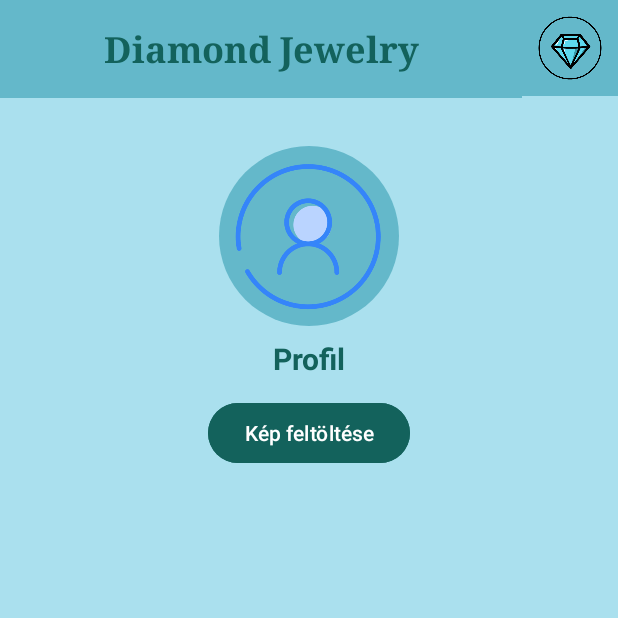
After one commit to rkriszti/JewelryShop, an Android app: the ProfilActivity screen opened directly, with no data from a screen before it, on a phone screen of 412 x 824 dp, the top half of it. The commit adds this screen. Run offline under Robolectric (Android 15) with nearby library versions, the phone set to English and light mode, and no system bars; our stand-ins replace Firebase (no records; nobody signed in at launch, a user with empty details on screens opened directly), Room's generated code.

Commit message:
profilkep

```diff
--- a/app/src/main/AndroidManifest.xml
+++ b/app/src/main/AndroidManifest.xml
@@ -1,6 +1,10 @@
 <?xml version="1.0" encoding="utf-8"?>
 <manifest xmlns:android="http://schemas.android.com/apk/res/android"
     xmlns:tools="http://schemas.android.com/tools">
+
+    <uses-permission android:name="android.permission.READ_EXTERNAL_STORAGE" />
+    <uses-permission android:name="android.permission.READ_MEDIA_IMAGES" />
+
 
     <application
         android:allowBackup="true"
@@ -26,6 +30,8 @@
         <activity android:name=".RegisterActivity" android:exported="true"/>
         <activity android:name=".ShopActivity" android:exported="true"
             tools:ignore="Instantiatable" />
+        <activity android:name=".ProfilActivity" />
+
 
     </application>
 
--- /dev/null
+++ b/app/src/main/java/com/example/jewelryshop/ProfilActivity.java
@@ -0,0 +1,208 @@
+package com.example.jewelryshop;
+
+import android.Manifest;
+import android.content.Intent;
+import android.content.SharedPreferences;
+import android.content.pm.PackageManager;
+import android.net.Uri;
+import android.os.Build;
+import android.os.Bundle;
+import android.util.Log;
+import android.widget.Button;
+import android.widget.ImageView;
+import android.widget.Toast;
+
+import androidx.activity.result.ActivityResultLauncher;
+import androidx.activity.result.contract.ActivityResultContracts;
+import androidx.annotation.NonNull;
+import androidx.appcompat.app.AppCompatActivity;
+import androidx.appcompat.widget.Toolbar;
+import androidx.core.content.ContextCompat;
+import androidx.drawerlayout.widget.DrawerLayout;
+import androidx.lifecycle.ViewModelProvider;
+
+import com.bumptech.glide.Glide;
+import com.google.android.material.navigation.NavigationView;
+import com.google.firebase.auth.FirebaseAuth;
+
+public class ProfilActivity extends AppCompatActivity {
+
+    private static final String TAG = "ProfilActivity";
+
+    private static final int REQUEST_CODE_READ_EXTERNAL_STORAGE = 1001;
+
+    private ImageView profileImageView;
+    private Button buttonSelectImage;
+    private ProfilVM profilViewModel;
+
+    private ActivityResultLauncher<String> pickImageLauncher;
+    private ActivityResultLauncher<String> requestPermissionLauncher;  // <<< ide kell az inicializálás
+
+    private DrawerLayout drawerLayout;
+    private ImageView menuIcon;
+
+    @Override
+    protected void onCreate(Bundle savedInstanceState) {
+        super.onCreate(savedInstanceState);
+        Log.d(TAG, "onCreate: Activity létrejött");
+        setContentView(R.layout.activity_profil);
+
+        Toolbar toolbar = findViewById(R.id.toolbar);
+        setSupportActionBar(toolbar);
+
+        profileImageView = findViewById(R.id.profileImageView);
+        buttonSelectImage = findViewById(R.id.buttonSelectImage);
+
+        drawerLayout = findViewById(R.id.drawer_layout);
+        menuIcon = findViewById(R.id.menu);
+
+        profilViewModel = new ViewModelProvider(this).get(ProfilVM.class);
+
+        Log.d(TAG, "onCreate: pickImageLauncher regisztrálása");
+        // Kép választó launcher
+        pickImageLauncher = registerForActivityResult(
+                new ActivityResultContracts.GetContent(),
+                uri -> {
+                    Log.d(TAG, "pickImageLauncher callback, uri: " + uri);
+                    if (uri != null) {
+                        Log.d(TAG, "pickImageLauncher: Uri nem null, kép betöltése");
+                        profilViewModel.loadProfil(uri.toString());
+
+                        Glide.with(this)
+                                .load(uri)
+                                .circleCrop()
+                                .placeholder(R.drawable.usericon)
+                                .into(profileImageView);
+
+                        SharedPreferences prefs = getSharedPreferences("user_prefs", MODE_PRIVATE);
+                        prefs.edit().putString("profile_image_uri", uri.toString()).apply();
+                    } else {
+                        Log.d(TAG, "pickImageLauncher: Uri null, nem választott képet");
+                    }
+                }
+        );
+
+        Log.d(TAG, "onCreate: requestPermissionLauncher regisztrálása");
+        // Engedélykérés launcher - EZ HIÁNYZOTT
+        requestPermissionLauncher = registerForActivityResult(
+                new ActivityResultContracts.RequestPermission(),
+                isGranted -> {
+                    Log.d(TAG, "requestPermissionLauncher callback, isGranted: " + isGranted);
+                    if (isGranted) {
+                        Toast.makeText(this, "Engedély megadva, most már választhatsz képet!", Toast.LENGTH_SHORT).show();
+                        Log.d(TAG, "Engedély megadva, indítom a pickImageLauncher-t");
+                        pickImageLauncher.launch("image/*");
+                    } else {
+                        Toast.makeText(this, "Engedély nélkül nem tudsz képet választani.", Toast.LENGTH_SHORT).show();
+                        Log.d(TAG, "Engedély megtagadva");
+                    }
+                }
+        );
+
+        menuIcon.setOnClickListener(v -> {
+            Log.d(TAG, "menuIcon kattintás: nyitom a drawer-t");
+            drawerLayout.openDrawer(findViewById(R.id.navigation_view));
+        });
+
+        NavigationView navigationView = findViewById(R.id.navigation_view);
+        navigationView.setNavigationItemSelectedListener(item -> {
+            Log.d(TAG, "navigationView elem kiválasztva, id: " + item.getItemId());
+            int id = item.getItemId();
+            if (id == R.id.menu_profile) {
+                Log.d(TAG, "Profil menü kiválasztva");
+                Intent intent = new Intent(ProfilActivity.this, ProfilActivity.class);
+                startActivity(intent);
+                drawerLayout.closeDrawers();
+                return true;
+            } else if (id == R.id.menu_logout) {
+                Log.d(TAG, "Kijelentkezés kiválasztva");
+                FirebaseAuth.getInstance().signOut();
+                Toast.makeText(ProfilActivity.this, "Sikeres kijelentkezés", Toast.LENGTH_SHORT).show();
+
+                Intent intent = new Intent(ProfilActivity.this, MainActivity.class);
+                intent.addFlags(Intent.FLAG_ACTIVITY_CLEAR_TOP | Intent.FLAG_ACTIVITY_NEW_TASK);
+                startActivity(intent);
+                finish();
+                return true;
+            } else if (id == R.id.menu_shop) {
+                Log.d(TAG, "Shop menü kiválasztva");
+                Intent intent = new Intent(ProfilActivity.this, ShopActivity.class);
+                startActivity(intent);
+                drawerLayout.closeDrawers();
+                return true;
+            }
+            return false;
+        });
+
+        profilViewModel.getProfilLiveData().observe(this, profil -> {
+            Log.d(TAG, "profilViewModel LiveData változás: " + profil);
+            if (profil != null && profil.getProfilKepUri() != null) {
+                Glide.with(this)
+                        .load(Uri.parse(profil.getProfilKepUri()))
+                        .circleCrop()
+                        .placeholder(R.drawable.usericon)
+                        .into(profileImageView);
+            }
+        });
+
+        SharedPreferences prefs = getSharedPreferences("user_prefs", MODE_PRIVATE);
+        String imageUriString = prefs.getString("profile_image_uri", null);
+
+        if (imageUriString != null) {
+            Log.d(TAG, "SharedPreferences-ből betöltött kép URI: " + imageUriString);
+            Uri imageUri = Uri.parse(imageUriString);
+            Glide.with(this)
+                    .load(imageUri)
+                    .circleCrop()
+                    .placeholder(R.drawable.usericon)
+                    .into(profileImageView);
+        } else {
+            Log.d(TAG, "Nincs elmentett kép URI, alapértelmezett ikon beállítása");
+            profileImageView.setImageResource(R.drawable.usericon);
+        }
+
+        buttonSelectImage.setOnClickListener(v -> {
+            Log.d(TAG, "buttonSelectImage kattintás");
+            if (hasStoragePermission()) {
+                Log.d(TAG, "Engedély már megvan, indítom a képválasztót");
+                pickImageLauncher.launch("image/*");
+            } else {
+                Log.d(TAG, "Nincs engedély, engedélykérés indítása");
+                requestPermissionLauncher.launch(
+                        Build.VERSION.SDK_INT >= Build.VERSION_CODES.TIRAMISU ?
+                                Manifest.permission.READ_MEDIA_IMAGES :
+                                Manifest.permission.READ_EXTERNAL_STORAGE);
+            }
+        });
+
+    }
+
+    private boolean hasStoragePermission() {
+        if (Build.VERSION.SDK_INT >= Build.VERSION_CODES.TIRAMISU) {
+            boolean granted = ContextCompat.checkSelfPermission(this, Manifest.permission.READ_MEDIA_IMAGES) == PackageManager.PERMISSION_GRANTED;
+            Log.d(TAG, "hasStoragePermission: READ_MEDIA_IMAGES engedély = " + granted);
+            return granted;
+        } else {
+            boolean granted = ContextCompat.checkSelfPermission(this, Manifest.permission.READ_EXTERNAL_STORAGE) == PackageManager.PERMISSION_GRANTED;
+            Log.d(TAG, "hasStoragePermission: READ_EXTERNAL_STORAGE engedély = " + granted);
+            return granted;
+        }
+    }
+
+    // Ezek már nem szükségesek az ActivityResultLauncher-rel, de bent hagyhatod, ha akarod
+    @Override
+    public void onRequestPermissionsResult(int requestCode, @NonNull String[] permissions, @NonNull int[] grantResults) {
+        Log.d(TAG, "onRequestPermissionsResult hívás, requestCode = " + requestCode);
+        super.onRequestPermissionsResult(requestCode, permissions, grantResults);
+        if (requestCode == REQUEST_CODE_READ_EXTERNAL_STORAGE) {
+            if (grantResults.length > 0 && grantResults[0] == PackageManager.PERMISSION_GRANTED) {
+                Log.d(TAG, "onRequestPermissionsResult: Engedély megadva");
+                Toast.makeText(this, "Engedély megadva, most már választhatsz képet!", Toast.LENGTH_SHORT).show();
+                pickImageLauncher.launch("image/*");
+            } else {
+                Log.d(TAG, "onRequestPermissionsResult: Engedély megtagadva");
+                Toast.makeText(this, "Engedély nélkül nem tudsz képet választani.", Toast.LENGTH_SHORT).show();
+            }
+        }
+    }
+}
--- /dev/null
+++ b/app/src/main/java/com/example/jewelryshop/ProfilDAO.java
@@ -0,0 +1,29 @@
+package com.example.jewelryshop;
+
+import androidx.lifecycle.LiveData;
+import androidx.room.Dao;
+import androidx.room.Insert;
+import androidx.room.OnConflictStrategy;
+import androidx.room.Query;
+import androidx.room.Update;
+
+@Dao
+public interface ProfilDAO {
+    @Query("SELECT * FROM profil LIMIT 1")
+    LiveData<Profil> getProfil();
+
+    @Query("SELECT * FROM profil LIMIT 1")
+    Profil getProfilSync();
+
+    @Insert(onConflict = OnConflictStrategy.REPLACE)
+    void insert(Profil profil);
+
+    @Update
+    void update(Profil profil);
+
+    @Query("SELECT * FROM profil WHERE email = :email LIMIT 1")
+    Profil getProfilByEmail(String email);
+
+    @Query("DELETE FROM profil WHERE email = :email")
+    void deleteProfilByEmail(String email);
+}
--- /dev/null
+++ b/app/src/main/java/com/example/jewelryshop/ProfilRD.java
@@ -0,0 +1,29 @@
+package com.example.jewelryshop;
+
+import android.content.Context;
+
+import androidx.room.Database;
+import androidx.room.Room;
+import androidx.room.RoomDatabase;
+
+@Database(entities = {Profil.class}, version = 1, exportSchema = false)
+public abstract class ProfilRD extends RoomDatabase {
+
+    private static volatile ProfilRD INSTANCE;
+
+    public abstract ProfilDAO profilDao();
+
+    public static ProfilRD getInstance(Context context) {
+        if (INSTANCE == null) {
+            synchronized (ProfilRD.class) {
+                if (INSTANCE == null) {
+                    INSTANCE = Room.databaseBuilder(context.getApplicationContext(),
+                                    ProfilRD.class, "profil_database")
+                            .fallbackToDestructiveMigration() // Egyszerű migráció helyett törli az adatot, ha változik az adatbázis szerkezete
+                            .build();
+                }
+            }
+        }
+        return INSTANCE;
+    }
+}
--- /dev/null
+++ b/app/src/main/java/com/example/jewelryshop/ProfilRep.java
@@ -0,0 +1,35 @@
+package com.example.jewelryshop;
+
+import android.content.Context;
+import android.os.AsyncTask;
+
+import androidx.lifecycle.LiveData;
+
+public class ProfilRep {
+
+    private ProfilDAO profilDao;
+    private LiveData<Profil> profilLiveData;
+
+    public ProfilRep(Context context) {
+        ProfilRD db = ProfilRD.getInstance(context);
+        profilDao = db.profilDao();
+        profilLiveData = profilDao.getProfil();  // Egy profil van tárolva
+    }
+
+    public LiveData<Profil> getProfil() {
+        return profilLiveData;
+    }
+
+    public void updateProfileImage(String uri) {
+        AsyncTask.execute(() -> {
+            Profil profil = profilDao.getProfilSync();
+            if (profil == null) {
+                profil = new Profil("user@example.com", "Név", uri);
+                profilDao.insert(profil);
+            } else {
+                profil.setProfilKepUri(uri);
+                profilDao.update(profil);
+            }
+        });
+    }
+}
--- /dev/null
+++ b/app/src/main/java/com/example/jewelryshop/ProfilVM.java
@@ -0,0 +1,50 @@
+package com.example.jewelryshop;
+
+import android.app.Application;
+
+import androidx.annotation.NonNull;
+import androidx.lifecycle.AndroidViewModel;
+import androidx.lifecycle.LiveData;
+import androidx.lifecycle.MutableLiveData;
+
+import java.util.concurrent.ExecutorService;
+import java.util.concurrent.Executors;
+
+public class ProfilVM extends AndroidViewModel {
+
+    private ProfilRep profilRepository;
+    private ProfilDAO profilDao;
+    private ProfilRD db;
+    private ExecutorService executorService;
+
+    // Csak egyszer deklaráljuk MutableLiveData-ként:
+    private final MutableLiveData<Profil> profilLiveData = new MutableLiveData<>();
+
+    public ProfilVM(@NonNull Application application) {
+        super(application);
+        db = ProfilRD.getInstance(application);
+        profilDao = db.profilDao();
+        profilRepository = new ProfilRep(application);
+        executorService = Executors.newSingleThreadExecutor();
+    }
+
+    // Csak a LiveData interfészt adjuk ki, így csak olvasható kívülről
+    public LiveData<Profil> getProfilLiveData() {
+        return profilLiveData;
+    }
+
+    public void loadProfil(String email) {
+        executorService.execute(() -> {
+            Profil profil = profilDao.getProfilByEmail(email);
+            profilLiveData.postValue(profil);  // postValue a MutableLiveData-n van, ok
+
+        });
+    }
+
+    public void saveProfil(Profil profil) {
+        executorService.execute(() -> {
+            profilDao.insert(profil);
+            profilLiveData.postValue(profil);
+        });
+    }
+}
--- /dev/null
+++ b/app/src/main/res/drawable/circle_background.xml
@@ -0,0 +1,5 @@
+<shape xmlns:android="http://schemas.android.com/apk/res/android"
+    android:shape="oval">
+    <solid android:color="#64B8CA"
+        />
+</shape>
--- /dev/null
+++ b/app/src/main/res/layout/activity_profil.xml
@@ -0,0 +1,101 @@
+<androidx.drawerlayout.widget.DrawerLayout xmlns:android="http://schemas.android.com/apk/res/android"
+    xmlns:app="http://schemas.android.com/apk/res-auto"
+    xmlns:tools="http://schemas.android.com/tools"
+    android:id="@+id/drawer_layout"
+    android:layout_width="match_parent"
+    android:layout_height="match_parent"
+    tools:context=".ShopActivity">
+
+    <!-- Fő tartalom -->
+    <androidx.constraintlayout.widget.ConstraintLayout
+        android:layout_width="match_parent"
+        android:layout_height="match_parent"
+        android:background="#AAE0EE">
+
+        <androidx.appcompat.widget.Toolbar
+            android:id="@+id/toolbar"
+            android:layout_width="match_parent"
+            android:layout_height="?attr/actionBarSize"
+            android:background="?attr/colorPrimary"
+            app:title="Shop"
+            app:titleTextColor="@android:color/white" />
+
+        <TextView
+            android:id="@+id/shopName"
+            android:layout_width="0dp"
+            android:layout_height="wrap_content"
+            android:background="#64B8CA"
+            android:fontFamily="serif"
+            android:gravity="center"
+            android:padding="16dp"
+            android:text="@string/boltneve"
+            android:textColor="#13625C"
+            android:textSize="24sp"
+            android:textStyle="bold"
+            app:layout_constraintEnd_toStartOf="@+id/menu"
+            app:layout_constraintStart_toStartOf="parent"
+            app:layout_constraintTop_toTopOf="parent" />
+
+        <ImageView
+            android:id="@+id/menu"
+            android:layout_width="64dp"
+            android:layout_height="64dp"
+            android:background="#64B8CA"
+            android:contentDescription="Menu Icon"
+            android:padding="8dp"
+            android:src="@drawable/diamondlogo"
+            app:layout_constraintEnd_toEndOf="parent"
+            app:layout_constraintStart_toEndOf="@id/shopName"
+            app:layout_constraintTop_toTopOf="parent" />
+
+        <!-- Profilkép -->
+        <ImageView
+            android:id="@+id/profileImageView"
+            android:layout_width="120dp"
+            android:layout_height="120dp"
+            android:layout_marginTop="32dp"
+            android:src="@drawable/usericon"
+            android:scaleType="centerCrop"
+            android:background="@drawable/circle_background"
+            android:contentDescription="Profilkép"
+            app:layout_constraintTop_toBottomOf="@+id/shopName"
+            app:layout_constraintStart_toStartOf="parent"
+            app:layout_constraintEnd_toEndOf="parent" />
+
+        <!-- „Profil” szöveg -->
+        <TextView
+            android:id="@+id/profileText"
+            android:layout_width="wrap_content"
+            android:layout_height="wrap_content"
+            android:text="Profil"
+            android:textColor="#13625C"
+            android:textStyle="bold"
+            android:textSize="20sp"
+            android:layout_marginTop="8dp"
+            app:layout_constraintTop_toBottomOf="@id/profileImageView"
+            app:layout_constraintStart_toStartOf="parent"
+            app:layout_constraintEnd_toEndOf="parent" />
+
+        <!-- Kép feltöltése gomb -->
+        <Button
+            android:id="@+id/buttonSelectImage"
+            android:layout_width="wrap_content"
+            android:layout_height="wrap_content"
+            android:text="Kép feltöltése"
+            android:textColor="#FFFFFF"
+            android:backgroundTint="#13625C"
+            android:layout_marginTop="12dp"
+            app:layout_constraintTop_toBottomOf="@id/profileText"
+            app:layout_constraintStart_toStartOf="parent"
+            app:layout_constraintEnd_toEndOf="parent" />
+    </androidx.constraintlayout.widget.ConstraintLayout>
+
+    <!-- Navigation drawer -->
+    <com.google.android.material.navigation.NavigationView
+        android:id="@+id/navigation_view"
+        android:layout_width="wrap_content"
+        android:layout_height="match_parent"
+        android:layout_gravity="start"
+        android:background="#64B8CA"
+        app:menu="@menu/drawer_menu" />
+</androidx.drawerlayout.widget.DrawerLayout>
--- a/app/src/main/res/menu/drawer_menu.xml
+++ b/app/src/main/res/menu/drawer_menu.xml
@@ -8,6 +8,10 @@
         android:title="Profil"
         android:icon="@drawable/diamondlogo" />
     <item
+        android:id="@+id/menu_shop"
+        android:title="Termékek"
+        android:icon="@drawable/diamondlogo" />
+    <item
         android:id="@+id/menu_logout"
         android:title="Kijelentkezés"
         android:icon="@drawable/diamondlogo" />
```
Also changed, not shown: app/src/main/java/com/example/jewelryshop/Profil.java (added, +53 -0 lines), app/src/main/java/com/example/jewelryshop/ShopActivity.java (+38 -9 lines), app/src/main/res/layout/activity_shopping.xml (+10 -0 lines), app/src/main/res/drawable/usericon.png (added), 74 other files.
